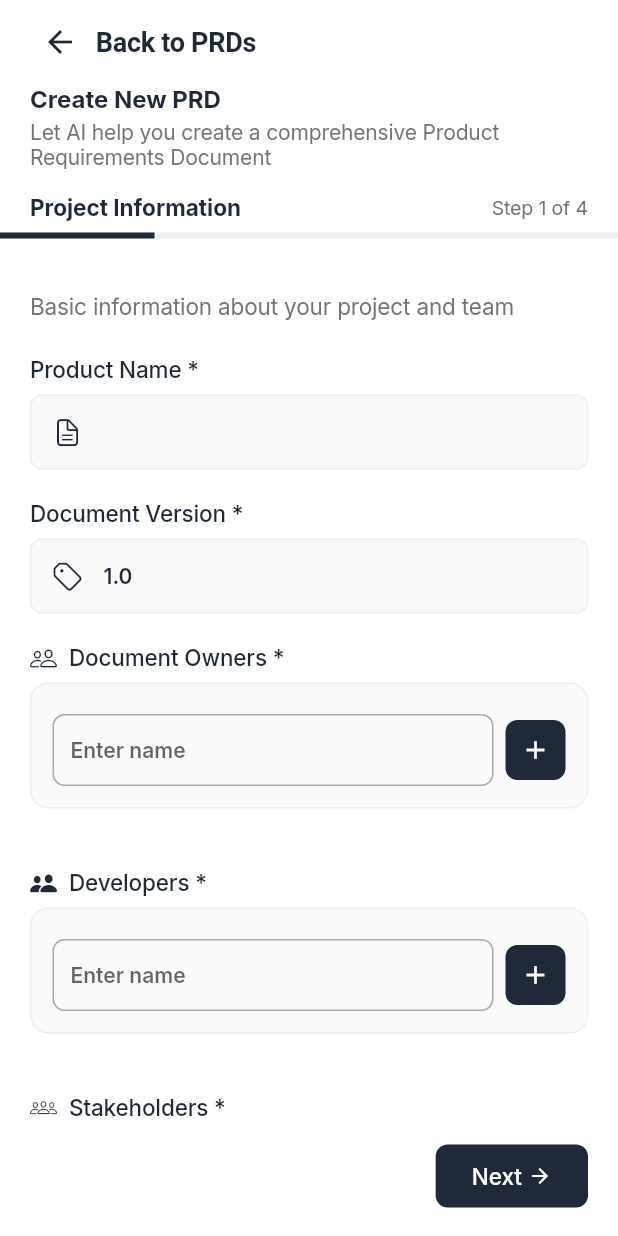
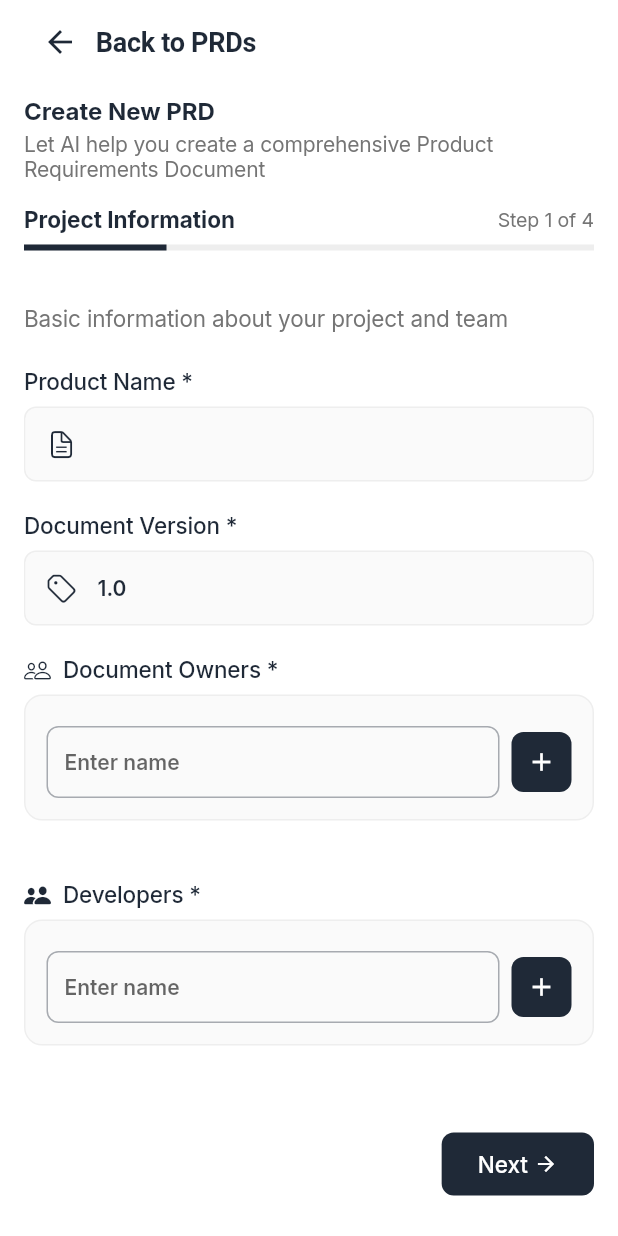
Before and after one commit to mustafa-fathur/genprd-flutter-app, a Flutter app: the PrdFormScreen screen opened by its route, on a phone screen of 412 x 824 dp. Run offline on Flutter 3.47's test engine with Material 3 defaults, Android fonts, the phone set to English and light mode, and no system bars; our stand-ins replace app_links, device_info_plus, dio, firebase_core, firebase_messaging, flutter_custom_clippers and 9 more; accounts and stored records are empty.

Commit message:
fix: web screens done

```diff
--- a/lib/features/prd/views/prd_form_screen.dart
+++ b/lib/features/prd/views/prd_form_screen.dart
@@ -5,6 +5,7 @@ import 'package:intl/intl.dart';
 import 'package:provider/provider.dart';
 import 'package:genprd/features/prd/controllers/prd_controller.dart';
 import 'package:lottie/lottie.dart';
+import 'package:genprd/shared/utils/platform_helper.dart';
 
 class PrdFormScreen extends StatefulWidget {
   final Map<String, dynamic>? initialData;
@@ -387,6 +388,8 @@ class _PrdFormScreenState extends State<PrdFormScreen> {
         elevation: 0,
       ),
       body: SafeArea(
+        child: Padding(
+          padding: PlatformHelper.getScreenPadding(context),
           child: Form(
             key: _formKey,
             child: Column(
@@ -411,6 +414,7 @@ class _PrdFormScreenState extends State<PrdFormScreen> {
                   isFirstStep: _currentStep == 0,
                 ),
               ],
+            ),
           ),
         ),
       ),
@@ -592,9 +596,7 @@ class StepIndicator extends StatelessWidget {
     return Column(
       crossAxisAlignment: CrossAxisAlignment.start,
       children: [
-        Padding(
-          padding: const EdgeInsets.symmetric(horizontal: 20),
-          child: Column(
+        Column(
           crossAxisAlignment: CrossAxisAlignment.start,
           children: [
             Text(
@@ -629,7 +631,6 @@ class StepIndicator extends StatelessWidget {
             ),
             const SizedBox(height: 8),
           ],
-          ),
         ),
 
         // Progress bar
@@ -666,7 +667,7 @@ class FormNavigationButtons extends StatelessWidget {
     final primaryColor = theme.colorScheme.primary;
 
     return Padding(
-      padding: const EdgeInsets.symmetric(horizontal: 20, vertical: 16),
+      padding: const EdgeInsets.symmetric(vertical: 16),
       child: Row(
         mainAxisAlignment: MainAxisAlignment.spaceBetween,
         children: [
@@ -944,7 +945,7 @@ class TimelineStep extends StatelessWidget {
   @override
   Widget build(BuildContext context) {
     return SingleChildScrollView(
-      padding: const EdgeInsets.all(20),
+      padding: const EdgeInsets.symmetric(vertical: 20),
       child: Column(
         crossAxisAlignment: CrossAxisAlignment.start,
         children: [
@@ -1080,7 +1081,7 @@ class ProjectOverviewStep extends StatelessWidget {
     final theme = Theme.of(context);
 
     return SingleChildScrollView(
-      padding: const EdgeInsets.all(20),
+      padding: const EdgeInsets.symmetric(vertical: 20),
       child: Column(
         crossAxisAlignment: CrossAxisAlignment.start,
         children: [
@@ -1229,7 +1230,7 @@ class ProjectInformationStep extends StatelessWidget {
   @override
   Widget build(BuildContext context) {
     return SingleChildScrollView(
-      padding: const EdgeInsets.all(20),
+      padding: const EdgeInsets.symmetric(vertical: 20),
       child: Column(
         crossAxisAlignment: CrossAxisAlignment.start,
         children: [
@@ -1434,7 +1435,7 @@ class DarciRolesStep extends StatelessWidget {
   @override
   Widget build(BuildContext context) {
     return SingleChildScrollView(
-      padding: const EdgeInsets.all(20),
+      padding: const EdgeInsets.symmetric(vertical: 20),
       child: Column(
         crossAxisAlignment: CrossAxisAlignment.start,
         children: [
```
Also changed, not shown: lib/features/prd/views/prd_detail_screen.dart (+11 -2 lines), lib/features/prd/views/prd_list_screen.dart (+7 -11 lines). Lines whose indentation alone changed are shown as unchanged.
